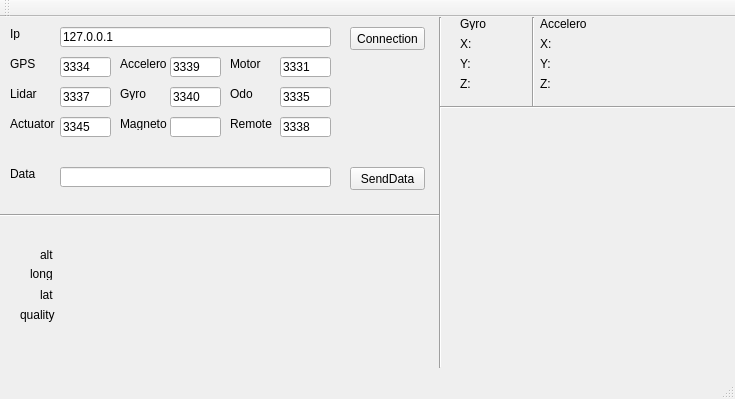
This is DataTeamInterface/mainwindow.ui in Aranud/Projet_Indu3A as Qt 5 draws it before an edit. The edited form follows.
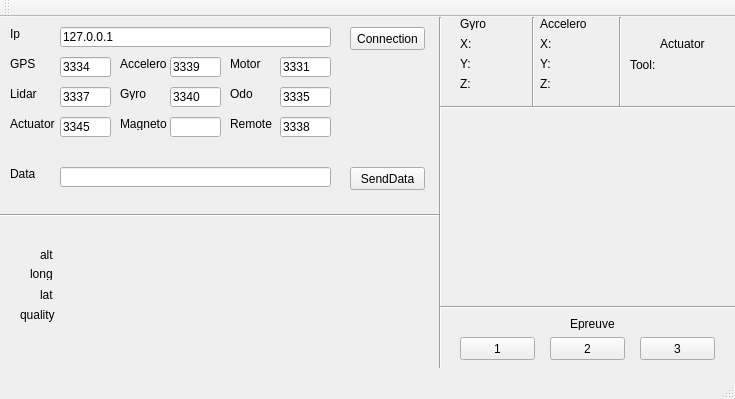
This is the edited form.

Patch:
```diff
--- a/DataTeamInterface/mainwindow.ui
+++ b/DataTeamInterface/mainwindow.ui
@@ -219,7 +219,7 @@
      <string>3331</string>
     </property>
    </widget>
-   <widget class="QLineEdit" name="leServerPort_4">
+   <widget class="QLineEdit" name="lidarPort">
     <property name="geometry">
      <rect>
       <x>60</x>
@@ -232,7 +232,7 @@
      <string>3337</string>
     </property>
    </widget>
-   <widget class="QLineEdit" name="leServerPort_5">
+   <widget class="QLineEdit" name="odoPort">
     <property name="geometry">
      <rect>
       <x>280</x>
@@ -258,7 +258,7 @@
      <string>3340</string>
     </property>
    </widget>
-   <widget class="QLineEdit" name="leServerPort_7">
+   <widget class="QLineEdit" name="actuatorPort">
     <property name="geometry">
      <rect>
       <x>60</x>
@@ -271,7 +271,7 @@
      <string>3345</string>
     </property>
    </widget>
-   <widget class="QLineEdit" name="leServerPort_8">
+   <widget class="QLineEdit" name="remotePort">
     <property name="geometry">
      <rect>
       <x>280</x>
@@ -284,7 +284,7 @@
      <string>3338</string>
     </property>
    </widget>
-   <widget class="QLineEdit" name="leServerPort_9">
+   <widget class="QLineEdit" name="magnetoPort">
     <property name="geometry">
      <rect>
       <x>170</x>
@@ -544,7 +544,7 @@
      <string/>
     </property>
    </widget>
-   <widget class="QLabel" name="GyroZResult">
+   <widget class="QLabel" name="gyroZResult">
     <property name="geometry">
      <rect>
       <x>480</x>
@@ -674,6 +674,124 @@
      <string/>
     </property>
    </widget>
+   <widget class="Line" name="line_5">
+    <property name="geometry">
+     <rect>
+      <x>610</x>
+      <y>0</y>
+      <width>20</width>
+      <height>91</height>
+     </rect>
+    </property>
+    <property name="orientation">
+     <enum>Qt::Vertical</enum>
+    </property>
+   </widget>
+   <widget class="QLabel" name="label_20">
+    <property name="geometry">
+     <rect>
+      <x>660</x>
+      <y>20</y>
+      <width>47</width>
+      <height>13</height>
+     </rect>
+    </property>
+    <property name="text">
+     <string>Actuator</string>
+    </property>
+   </widget>
+   <widget class="QLabel" name="label_21">
+    <property name="geometry">
+     <rect>
+      <x>630</x>
+      <y>40</y>
+      <width>31</width>
+      <height>16</height>
+     </rect>
+    </property>
+    <property name="text">
+     <string>Tool:</string>
+    </property>
+   </widget>
+   <widget class="QLabel" name="actuatorResult">
+    <property name="geometry">
+     <rect>
+      <x>660</x>
+      <y>40</y>
+      <width>47</width>
+      <height>13</height>
+     </rect>
+    </property>
+    <property name="text">
+     <string/>
+    </property>
+   </widget>
+   <widget class="QPushButton" name="pushButton">
+    <property name="geometry">
+     <rect>
+      <x>460</x>
+      <y>320</y>
+      <width>75</width>
+      <height>23</height>
+     </rect>
+    </property>
+    <property name="text">
+     <string>1</string>
+    </property>
+   </widget>
+   <widget class="QPushButton" name="pushButton_2">
+    <property name="geometry">
+     <rect>
+      <x>550</x>
+      <y>320</y>
+      <width>75</width>
+      <height>23</height>
+     </rect>
+    </property>
+    <property name="text">
+     <string>2</string>
+    </property>
+   </widget>
+   <widget class="QPushButton" name="pushButton_3">
+    <property name="geometry">
+     <rect>
+      <x>640</x>
+      <y>320</y>
+      <width>75</width>
+      <height>23</height>
+     </rect>
+    </property>
+    <property name="text">
+     <string>3</string>
+    </property>
+   </widget>
+   <widget class="Line" name="line_6">
+    <property name="geometry">
+     <rect>
+      <x>440</x>
+      <y>280</y>
+      <width>301</width>
+      <height>20</height>
+     </rect>
+    </property>
+    <property name="orientation">
+     <enum>Qt::Horizontal</enum>
+    </property>
+   </widget>
+   <widget class="QLabel" name="label_22">
+    <property name="geometry">
+     <rect>
+      <x>570</x>
+      <y>300</y>
+      <width>47</width>
+      <height>13</height>
+     </rect>
+    </property>
+    <property name="text">
+     <string>Epreuve</string>
+    </property>
+   </widget>
+   <zorder>line_5</zorder>
    <zorder>line_4</zorder>
    <zorder>leServerAddress</zorder>
    <zorder>gpsPort</zorder>
@@ -691,12 +809,12 @@
    <zorder>qualityResult</zorder>
    <zorder>acceleroPort</zorder>
    <zorder>motorPort</zorder>
-   <zorder>leServerPort_4</zorder>
-   <zorder>leServerPort_5</zorder>
+   <zorder>lidarPort</zorder>
+   <zorder>odoPort</zorder>
    <zorder>gyroPort</zorder>
-   <zorder>leServerPort_7</zorder>
-   <zorder>leServerPort_8</zorder>
-   <zorder>leServerPort_9</zorder>
+   <zorder>actuatorPort</zorder>
+   <zorder>remotePort</zorder>
+   <zorder>magnetoPort</zorder>
    <zorder>label_2</zorder>
    <zorder>label_3</zorder>
    <zorder>label_4</zorder>
@@ -716,7 +834,7 @@
    <zorder>label_15</zorder>
    <zorder>gyroXResult</zorder>
    <zorder>gyroYResult</zorder>
-   <zorder>GyroZResult</zorder>
+   <zorder>gyroZResult</zorder>
    <zorder>line_3</zorder>
    <zorder>acceleroXResult_2</zorder>
    <zorder>label_16</zorder>
@@ -725,6 +843,14 @@
    <zorder>acceleroYResult_2</zorder>
    <zorder>label_19</zorder>
    <zorder>acceleroZResult_2</zorder>
+   <zorder>label_20</zorder>
+   <zorder>label_21</zorder>
+   <zorder>actuatorResult</zorder>
+   <zorder>pushButton</zorder>
+   <zorder>pushButton_2</zorder>
+   <zorder>pushButton_3</zorder>
+   <zorder>line_6</zorder>
+   <zorder>label_22</zorder>
   </widget>
   <widget class="QMenuBar" name="menuBar">
    <property name="geometry">
```
